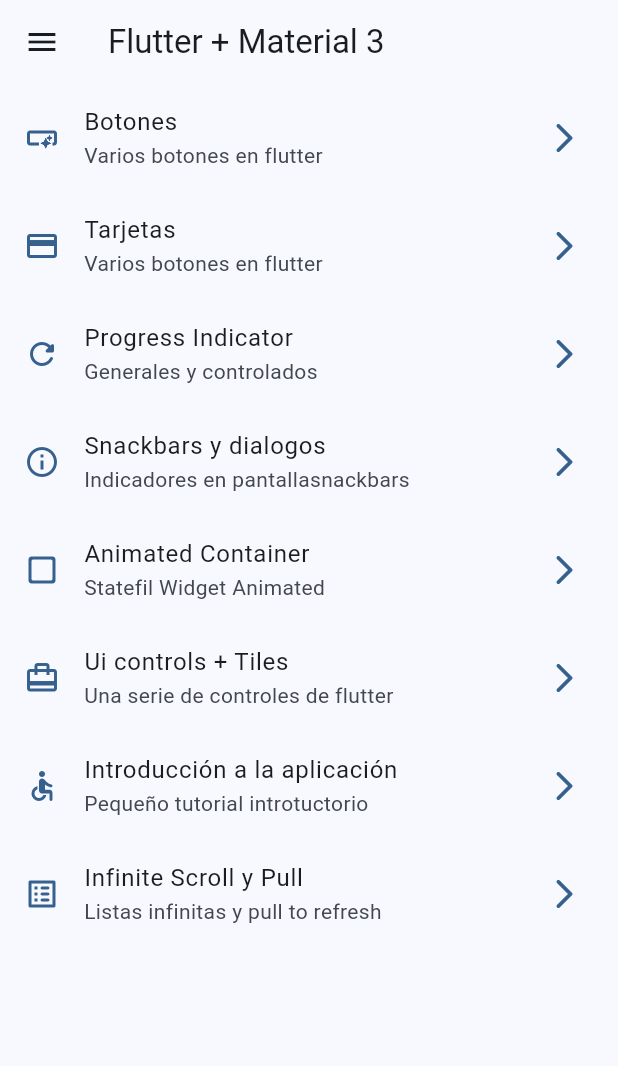
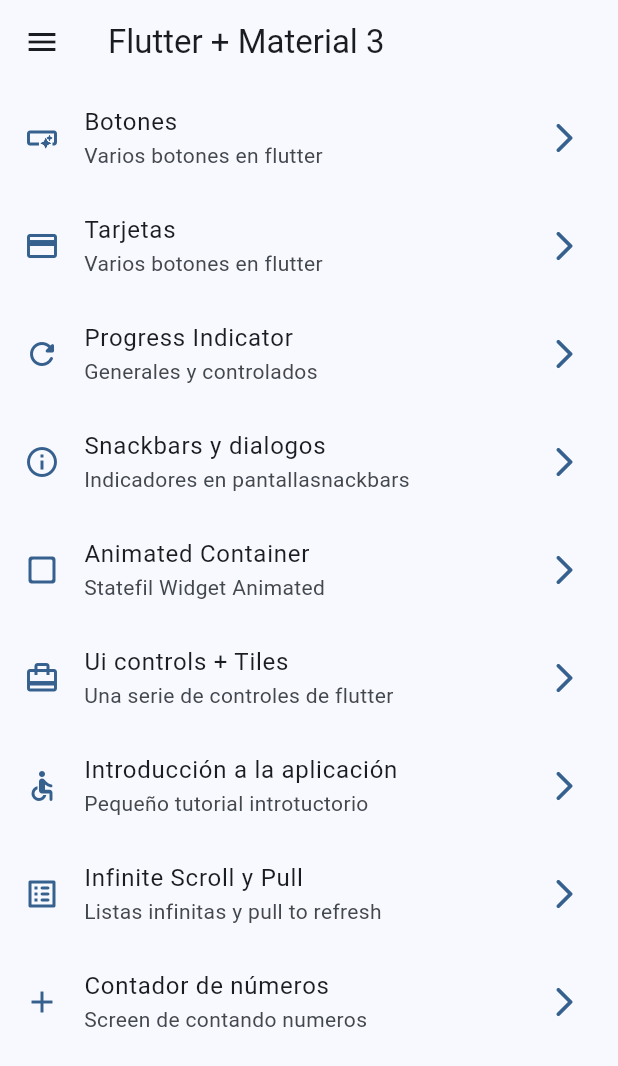
Before and after one commit to 1Alejo31/widgets_app, a Flutter app: the screen it shows after launch, on a phone screen of 412 x 824 dp. Shown: the top 1066 px of the screen. Run offline on Flutter 3.47's test engine with Material 2 defaults, Android fonts, the phone set to English and light mode, and no system bars; our stand-ins replace animate_do, go_router, hooks_riverpod.

Commit message:
Se agrega al proyecto el Riverpod con la implementacion

```diff
--- a/lib/config/menu/menu_items.dart
+++ b/lib/config/menu/menu_items.dart
@@ -63,4 +63,10 @@ const appMenuItems = <MenuItem>[
     link: '/infinite',
     icon: Icons.list_alt_rounded,
   ),
+  MenuItem(
+    title: 'Contador de números',
+    subTitle: 'Screen de contando numeros',
+    link: '/counter_screen',
+    icon: Icons.add,
+  ),
 ];
--- a/lib/config/router/app_router.dart
+++ b/lib/config/router/app_router.dart
@@ -50,5 +50,10 @@ final appRouter = GoRouter(
       name: InifinitiScrollScreen.name,
       builder: (context, state) => const InifinitiScrollScreen(),
     ),
+    GoRoute(
+      path: '/counter_screen',
+      name: CounterScreen.name,
+      builder: (context, state) => const CounterScreen(),
+    ),
   ],
 );
--- a/lib/main.dart
+++ b/lib/main.dart
@@ -1,9 +1,12 @@
 import 'package:flutter/material.dart';
+import 'package:hooks_riverpod/hooks_riverpod.dart';
 import 'package:widgets_app/config/router/app_router.dart';
 import 'package:widgets_app/config/theme/app_theme.dart';
 
 void main() {
-  runApp(const MyApp());
+  runApp(const ProviderScope(
+    child: MyApp(),
+  ));
 }
 
 class MyApp extends StatelessWidget {
--- /dev/null
+++ b/lib/presentation/providers/counter_provider.dart
@@ -0,0 +1,3 @@
+import 'package:hooks_riverpod/hooks_riverpod.dart';
+
+final counterProvider = StateProvider((ref) => 5);
--- a/pubspec.yaml
+++ b/pubspec.yaml
@@ -37,6 +37,7 @@ dependencies:
   cupertino_icons: ^1.0.2
   go_router: ^9.0.3
   animate_do: ^3.0.2
+  hooks_riverpod: ^2.3.6
 
 dev_dependencies:
   flutter_test:
```
Also changed, not shown: lib/presentation/screens/counter/counter_screen.dart (+29 -3 lines), pubspec.lock.
